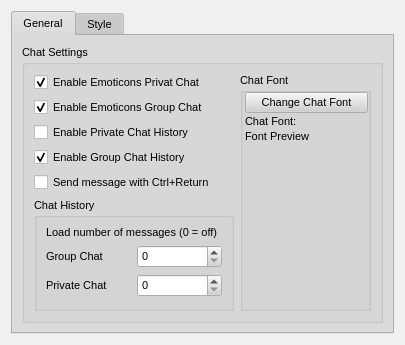
Above: retroshare-gui/src/gui/settings/ChatPage.ui from RetroShare/RetroShare before the change. Below: the same form after it.
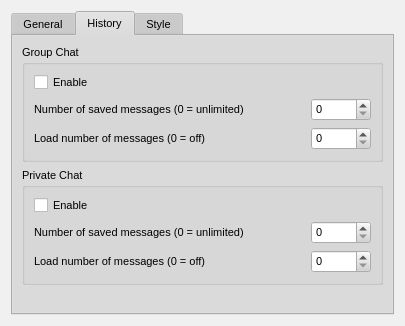
That is the form after the change. The open tabs and pages were chosen to show the change.

Commit message: Moved the chat history into the libretroshare. Now the history is saved encrypted. Please delete all files with "chat*.xml" in your profile folder. Added new config p3HistoryMgr and interface p3History. Added new option to limit the count of the saved history items. Added new simple html optimizer "RsHtml::optimizeHtml" to reduce the size of the html strings.

```diff
--- a/retroshare-gui/src/gui/settings/ChatPage.ui
+++ b/retroshare-gui/src/gui/settings/ChatPage.ui
@@ -532,7 +532,24 @@
             </property>
            </widget>
           </item>
-          <item row="0" column="1" rowspan="6">
+          <item row="1" column="0">
+           <widget class="QCheckBox" name="checkBox_emotegroupchat">
+            <property name="text">
+             <string>Enable Emoticons Group Chat</string>
+            </property>
+            <property name="checked">
+             <bool>true</bool>
+            </property>
+           </widget>
+          </item>
+          <item row="2" column="0">
+           <widget class="QCheckBox" name="sendMessageWithCtrlReturn">
+            <property name="text">
+             <string>Send message with Ctrl+Return</string>
+            </property>
+           </widget>
+          </item>
+          <item row="0" column="1" rowspan="4">
            <widget class="QGroupBox" name="groupBoxIRCColors">
             <property name="maximumSize">
              <size>
@@ -605,50 +622,26 @@
             </layout>
            </widget>
           </item>
-          <item row="1" column="0">
-           <widget class="QCheckBox" name="checkBox_emotegroupchat">
-            <property name="text">
-             <string>Enable Emoticons Group Chat</string>
-            </property>
-            <property name="checked">
-             <bool>true</bool>
-            </property>
-           </widget>
-          </item>
-          <item row="2" column="0">
-           <widget class="QCheckBox" name="checkBox_privatechathistory">
-            <property name="text">
-             <string>Enable Private Chat History</string>
-            </property>
-           </widget>
-          </item>
-          <item row="3" column="0">
-           <widget class="QCheckBox" name="checkBox_groupchathistory">
-            <property name="text">
-             <string>Enable Group Chat History</string>
-            </property>
-            <property name="checked">
-             <bool>true</bool>
-            </property>
-           </widget>
-          </item>
-          <item row="4" column="0">
-           <widget class="QCheckBox" name="sendMessageWithCtrlReturn">
-            <property name="text">
-             <string>Send message with Ctrl+Return</string>
-            </property>
-           </widget>
-          </item>
-          <item row="5" column="0">
-           <widget class="QGroupBox" name="groupBox_2">
+         </layout>
+        </widget>
+       </item>
+      </layout>
+     </widget>
+     <widget class="QWidget" name="history">
+      <attribute name="title">
+       <string>History</string>
+      </attribute>
+      <layout class="QVBoxLayout" name="verticalLayout">
+       <item>
+        <widget class="QGroupBox" name="publicChat">
             <property name="title">
-             <string>Chat History</string>
+          <string>Group Chat</string>
             </property>
             <layout class="QGridLayout" name="gridLayout_3">
              <item row="0" column="0">
-              <widget class="QLabel" name="label">
+           <widget class="QCheckBox" name="publicChatEnable">
                <property name="text">
-                <string>Load number of messages (0 = off)</string>
+             <string>Enable</string>
                </property>
               </widget>
              </item>
@@ -657,12 +650,18 @@
                <item row="0" column="0">
                 <widget class="QLabel" name="label_2">
                  <property name="text">
-                  <string>Group Chat</string>
+               <string>Number of saved messages (0 = unlimited)</string>
                  </property>
                 </widget>
                </item>
                <item row="0" column="1">
-                <widget class="QSpinBox" name="groupchatspinBox">
+             <widget class="QSpinBox" name="publicChatSaveCount">
+              <property name="maximumSize">
+               <size>
+                <width>60</width>
+                <height>16777215</height>
+               </size>
+              </property>
                  <property name="suffix">
                   <string/>
                  </property>
@@ -670,6 +669,19 @@
                   <string/>
                  </property>
                  <property name="maximum">
+               <number>1000000000</number>
+              </property>
+             </widget>
+            </item>
+            <item row="1" column="1">
+             <widget class="QSpinBox" name="publicChatLoadCount">
+              <property name="maximumSize">
+               <size>
+                <width>60</width>
+                <height>16777215</height>
+               </size>
+              </property>
+              <property name="maximum">
                   <number>20</number>
                  </property>
                 </widget>
@@ -677,21 +689,83 @@
                <item row="1" column="0">
                 <widget class="QLabel" name="label_3">
                  <property name="text">
+               <string>Load number of messages (0 = off)</string>
+              </property>
+             </widget>
+            </item>
+           </layout>
+          </item>
+         </layout>
+        </widget>
+       </item>
+       <item>
+        <widget class="QGroupBox" name="privateChat">
+         <property name="title">
                   <string>Private Chat</string>
                  </property>
+         <layout class="QGridLayout" name="gridLayout_5">
+          <item row="0" column="0">
+           <widget class="QCheckBox" name="privateChatEnable">
+            <property name="text">
+             <string>Enable</string>
+            </property>
+           </widget>
+          </item>
+          <item row="1" column="0">
+           <layout class="QGridLayout" name="gridLayout_6">
+            <item row="0" column="0">
+             <widget class="QLabel" name="label3">
+              <property name="text">
+               <string>Number of saved messages (0 = unlimited)</string>
+              </property>
+             </widget>
+            </item>
+            <item row="0" column="1">
+             <widget class="QSpinBox" name="privateChatSaveCount">
+              <property name="maximumSize">
+               <size>
+                <width>60</width>
+                <height>16777215</height>
+               </size>
+              </property>
+              <property name="suffix">
+               <string/>
+              </property>
+              <property name="prefix">
+               <string/>
+              </property>
+              <property name="maximum">
+               <number>1000000000</number>
+              </property>
                 </widget>
                </item>
                <item row="1" column="1">
-                <widget class="QSpinBox" name="privatchatspinBox">
+             <widget class="QSpinBox" name="privateChatLoadCount">
+              <property name="maximumSize">
+               <size>
+                <width>60</width>
+                <height>16777215</height>
+               </size>
+              </property>
                  <property name="maximum">
                   <number>20</number>
                  </property>
                 </widget>
                </item>
-              </layout>
-             </item>
-             <item row="2" column="0">
-              <spacer name="verticalSpacer">
+            <item row="1" column="0">
+             <widget class="QLabel" name="label4">
+              <property name="text">
+               <string>Load number of messages (0 = off)</string>
+              </property>
+             </widget>
+            </item>
+           </layout>
+          </item>
+         </layout>
+        </widget>
+       </item>
+       <item>
+        <spacer name="verticalSpacer_3">
                <property name="orientation">
                 <enum>Qt::Vertical</enum>
                </property>
@@ -702,12 +776,6 @@
                 </size>
                </property>
               </spacer>
-             </item>
-            </layout>
-           </widget>
-          </item>
-         </layout>
-        </widget>
        </item>
       </layout>
      </widget>
```
Left out of the diff: 4 changed lines with no effect on the pictures. Lines whose indentation alone changed are shown as unchanged. The commit also changes 44 other files.
